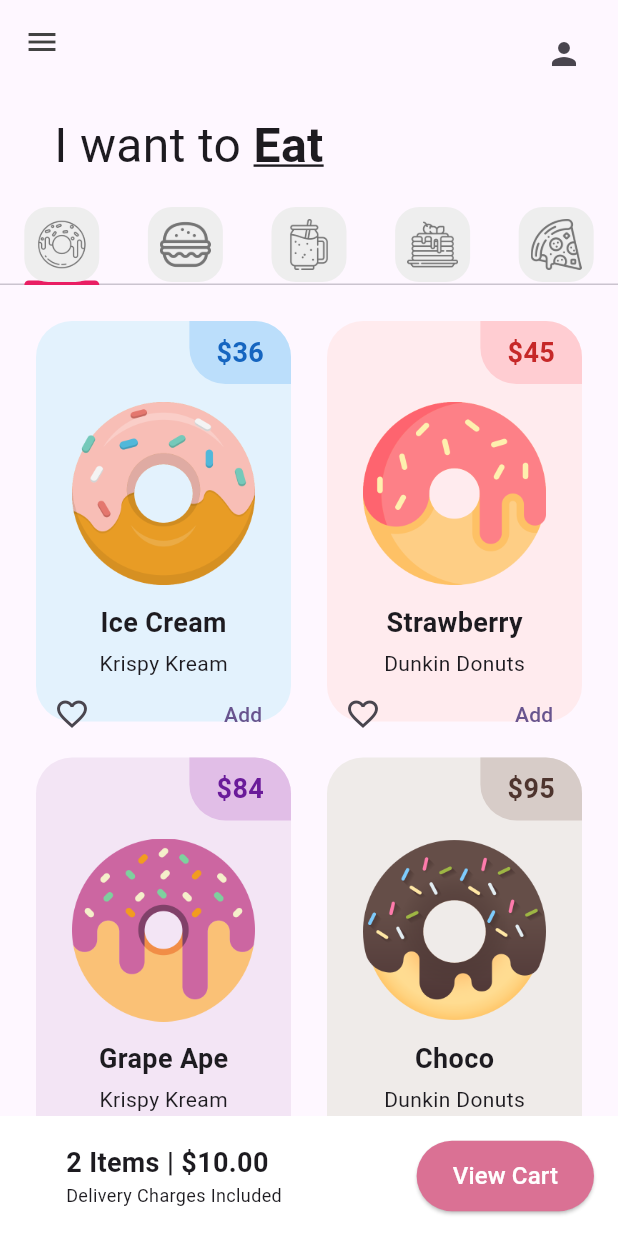
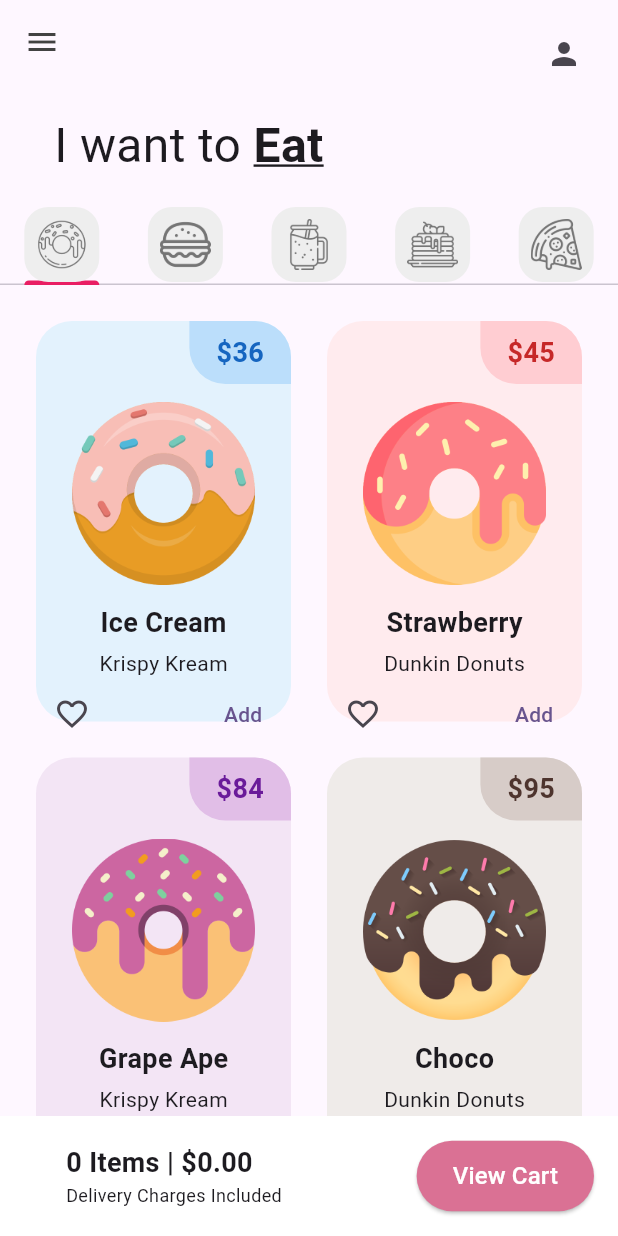
Before and after one commit to CassBo/donut_app_2a_hernandez, a Flutter app: the screen it shows after launch, on a phone screen of 412 x 824 dp. Run offline on Flutter 3.47's test engine with Material 3 defaults, Android fonts, the phone set to English and light mode, and no system bars.

Commit message:
Cart function Added

```diff
--- a/lib/Pages/home_page.dart
+++ b/lib/Pages/home_page.dart
@@ -4,6 +4,7 @@
 import 'package:donut_app_2a_hernandez/tabs/pancakes_tab.dart';
 import 'package:donut_app_2a_hernandez/tabs/pizza_tab.dart';
 import 'package:donut_app_2a_hernandez/tabs/smoothie_tab.dart';
+import 'package:donut_app_2a_hernandez/Pages/cart_page.dart';
 import 'package:flutter/material.dart';
 
 class HomePage extends StatefulWidget {
@@ -14,7 +15,6 @@
 }
 
 class _HomePageState extends State<HomePage> {
-
   List<Widget> myTabs = [
     //Donut Tab
     MyTab(iconPath: 'lib/icons/donut.png'),
@@ -27,6 +27,25 @@
     //Pizza Tab
     MyTab(iconPath: 'lib/icons/pizza.png'),
   ];
+
+  List<Map<String, dynamic>> cartItems = [];
+
+  void addToCart(String flavor, String price) {
+    // Capture the flavor and price from the respective tab
+
+    setState(() {
+      cartItems.add({
+        'name': flavor,
+        'quantity': 1,
+        'price': double.parse(price),
+      });
+    });
+  }
+
+  double getTotal() {
+    return cartItems.fold(0, (total, item) => total + (item['price'] * item['quantity']));
+  }
+
 
   @override
   Widget build(BuildContext context) {
@@ -48,7 +67,7 @@
             )
           ],
         ),
-        body:  Column( // Agregado: 'const' está bien aquí
+        body: Column(
           children: [
             // Texto
             Padding(
@@ -76,13 +95,13 @@
             TabBar(tabs: myTabs),
             //Tab bar view
             Expanded(
-              child: TabBarView(children:[
-                DonutTab(),
-                BurgerTab(),
-                SmoothieTab(),
-                PanCakesTab(),
-                PizzaTab(),
-              ]) ,
+              child: TabBarView(children: [
+                DonutTab(addToCart: addToCart),
+                BurgerTab(addToCart: addToCart),
+                SmoothieTab(addToCart: addToCart,),
+                PanCakesTab(addToCart: addToCart,),
+                PizzaTab(addToCart: addToCart),
+              ]),
             ),
             Container(
               color: Colors.white,
@@ -90,35 +109,39 @@
               child: Row(
                 mainAxisAlignment: MainAxisAlignment.spaceBetween,
                 children: [
-                  Padding(padding: EdgeInsets.only(left: 28),
+                  Padding(
+                    padding: EdgeInsets.only(left: 28),
                     child: Column(
                       crossAxisAlignment: CrossAxisAlignment.start,
                       children: [
-                    Text('2 Items | \$10.00',
-                    style:
-                      TextStyle(
-                        fontSize: 18,
-                        fontWeight: FontWeight.bold),
+                        Text(
+                          '${cartItems.length} Items | \$${getTotal().toStringAsFixed(2)}',
+                          style: TextStyle(fontSize: 18, fontWeight: FontWeight.bold),
                         ),
-                    Text('Delivery Charges Included',
-                    style:
-                      TextStyle(
-                        fontSize: 12,
+                        Text(
+                          'Delivery Charges Included',
+                          style: TextStyle(fontSize: 12),
+                        ),
+                      ],
                     ),
                   ),
-                    ],
-                  )
-                  ),
                   ElevatedButton(
-                      onPressed: (){},
+                    onPressed: () {
+                      Navigator.push(
+                        context,
+                        MaterialPageRoute(builder: (context) => CartPage(cartItems: cartItems)),
+                      );
+                    },
                     style: ElevatedButton.styleFrom(
                       backgroundColor: const Color.fromARGB(255, 218, 113, 148),
-                        padding: EdgeInsets.symmetric(horizontal: 24, vertical:12)),
-                      child: Text('View Cart',
-                        style:
-                          TextStyle(fontSize: 16, color: Colors.white)),
+                      padding: EdgeInsets.symmetric(horizontal: 24, vertical: 12),
+                    ),
+                    child: Text(
+                      'View Cart',
+                      style: TextStyle(fontSize: 16, color: Colors.white),
+                    ),
                   )
-                ]
+                ],
               ),
             )
           ],
--- a/lib/Utils/donut_tile.dart
+++ b/lib/Utils/donut_tile.dart
@@ -1,13 +1,12 @@
 import 'package:flutter/material.dart';
 
 class DonutTile extends StatelessWidget {
+  final Function(String, String) addToCart; // Add a callback function
   final String donutFlavor;
   final String donutStore;
   final String imageName;
   final String donutPrice;
-final dynamic donutColor;  //dynamic porque será de tipo Color y también usará []
-
-
+  final dynamic donutColor; // dynamic porque será de tipo Color y también usará []
 
   const DonutTile({
     super.key,
@@ -16,7 +15,11 @@
     required this.donutColor,
     required this.imageName,
     required this.donutStore,
-});
+    required this.addToCart,
+    }); // Add the callback function here
+
+
+
 
   @override
   Widget build(BuildContext context) {
@@ -25,31 +28,41 @@
       child: Container(
         decoration: BoxDecoration(
           color: donutColor[50],
-        borderRadius: BorderRadius.circular(24)),
+          borderRadius: BorderRadius.circular(24),
+        ),
         child: Column(
           children: [
-          //PriceTag
-          Row(mainAxisAlignment: MainAxisAlignment.end,
+            // PriceTag
+            Row(
+              mainAxisAlignment: MainAxisAlignment.end,
               children: [
                 Container(
                   decoration: BoxDecoration(
-                color: donutColor [100],
-                borderRadius:  const BorderRadius.only(
+                    color: donutColor[100],
+                    borderRadius: const BorderRadius.only(
                       bottomLeft: Radius.circular(24),
-                  topRight: Radius.circular(24))),
-              padding:
-              const EdgeInsets.symmetric(vertical: 8, horizontal: 18 ),
-              child: Text("\$$donutPrice", style: TextStyle(fontWeight: FontWeight.bold, fontSize: 18,color: donutColor[800])),)
+                      topRight: Radius.circular(24),
+                    ),
+                  ),
+                  padding: const EdgeInsets.symmetric(vertical: 8, horizontal: 18),
+                  child: Text(
+                    "\$$donutPrice",
+                    style: TextStyle(fontWeight: FontWeight.bold, fontSize: 18, color: donutColor[800]),
+                  ),
+                ),
               ],
             ),
-          //Donut picture
+            // Donut picture
             Padding(
               padding: const EdgeInsets.symmetric(horizontal: 24, vertical: 12),
               child: Image.asset(imageName),
             ),
-          //Donut flavor text
-          Text(donutFlavor, style: TextStyle(fontWeight: FontWeight.bold, fontSize: 18),),
-          //Espacio entre textos
+            // Donut flavor text
+            Text(
+              donutFlavor,
+              style: TextStyle(fontWeight: FontWeight.bold, fontSize: 18),
+            ),
+            // Space between texts
             const SizedBox(
               height: 4,
             ),
@@ -68,14 +81,14 @@
                   child: Text("Add"),
                   onPressed: () {
                     // Handle add action
+                    // Call a function to add the donut to the cart
+                    addToCart(donutFlavor, donutPrice);
                   },
                 ),
               ],
             ),
-
           ],
         ),
-
       ),
     );
   }
--- a/lib/tabs/donut_tab.dart
+++ b/lib/tabs/donut_tab.dart
@@ -2,6 +2,9 @@
 import 'package:flutter/material.dart';
 
 class DonutTab extends StatelessWidget {
+  final Function(String, String) addToCart;
+
+   DonutTab({super.key , required this.addToCart});
   //Lista de donas
   final List donutsOnSale = [
     // [ donutFlavor, donutStore, donutPrice, donutColor, imageName ]
@@ -13,11 +16,13 @@
    ["Strawberry","Dunkin Donuts", "45", Colors.pink, "lib/images/strawberry_donut.png"],
    ["Grape Ape","Krispy Kream", "84", Colors.green, "lib/images/grape_donut.png"],
    ["Choco","Dunkin Donuts", "95", Colors.blueGrey, "lib/images/chocolate_donut.png"],
-  ]; //final es como la decisión final, no va a cambiar
-  DonutTab({super.key});
+  ];
+  //final es como la decisión final, no va a cambiar
 
   @override
   Widget build(BuildContext context) {
+    // Removed the local addToCart function to prevent potential infinite loop
+
     return GridView.builder(
       //Cuántos elementos tiene
       itemCount: donutsOnSale.length,
@@ -36,6 +41,7 @@
           donutPrice : donutsOnSale [index][2],
           donutColor : donutsOnSale [index][3],
           imageName : donutsOnSale [index][4],
+        addToCart: (flavor, price) => addToCart(flavor, price),
 
 
         );
--- a/pubspec.yaml
+++ b/pubspec.yaml
@@ -34,6 +34,7 @@
   # The following adds the Cupertino Icons font to your application.
   # Use with the CupertinoIcons class for iOS style icons.
   cupertino_icons: ^1.0.8
+  logger: ^2.5.0
 
 dev_dependencies:
   flutter_test:
```
Also changed, not shown: lib/Pages/cart_page.dart (added, +103 -0 lines), lib/tabs/burger_tab.dart (+15 -9 lines), lib/tabs/pancakes_tab.dart (+7 -1 lines), lib/tabs/pizza_tab.dart (+6 -1 lines), lib/tabs/smoothie_tab.dart (+6 -1 lines), lib/images/burger1.png (added), lib/images/burger2.png (added), lib/images/burger3.png (added), lib/images/burger4.png (added), lib/images/burger5.png (added), lib/images/burger6.png (added), lib/images/burger7.png (added), lib/images/burger8.png (added), pubspec.lock. Lines whose indentation alone changed are shown as unchanged.
